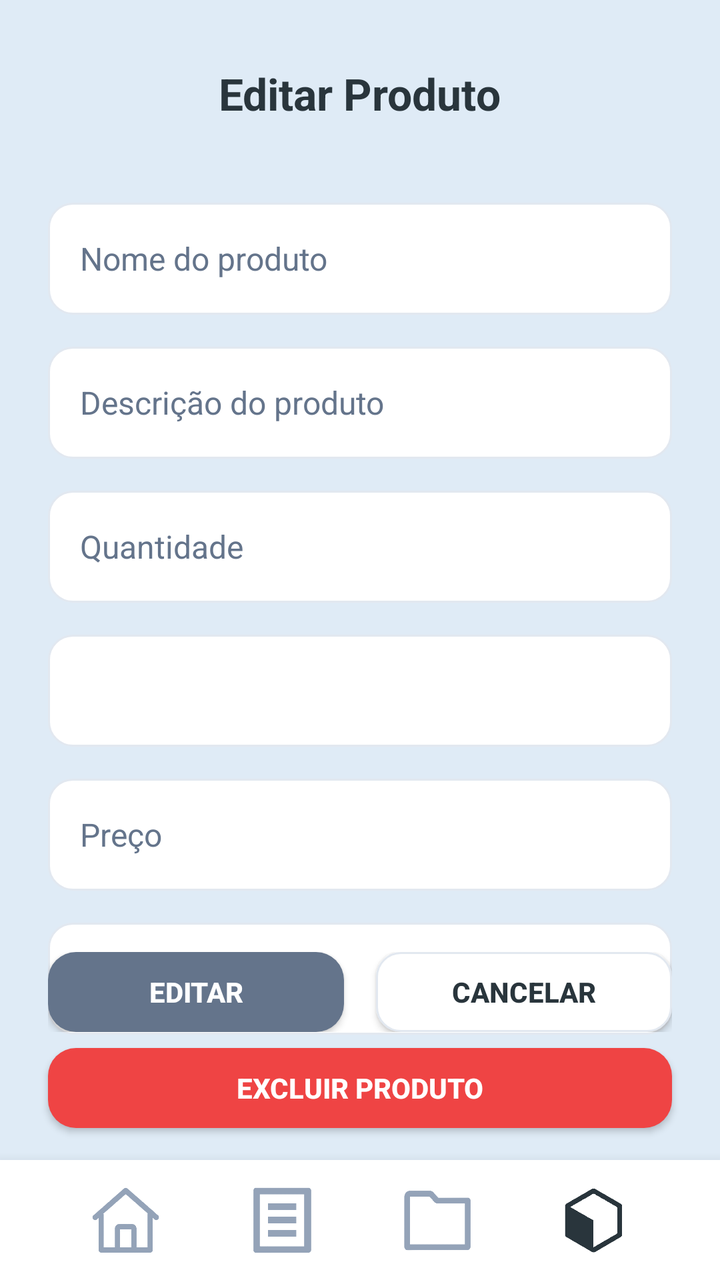
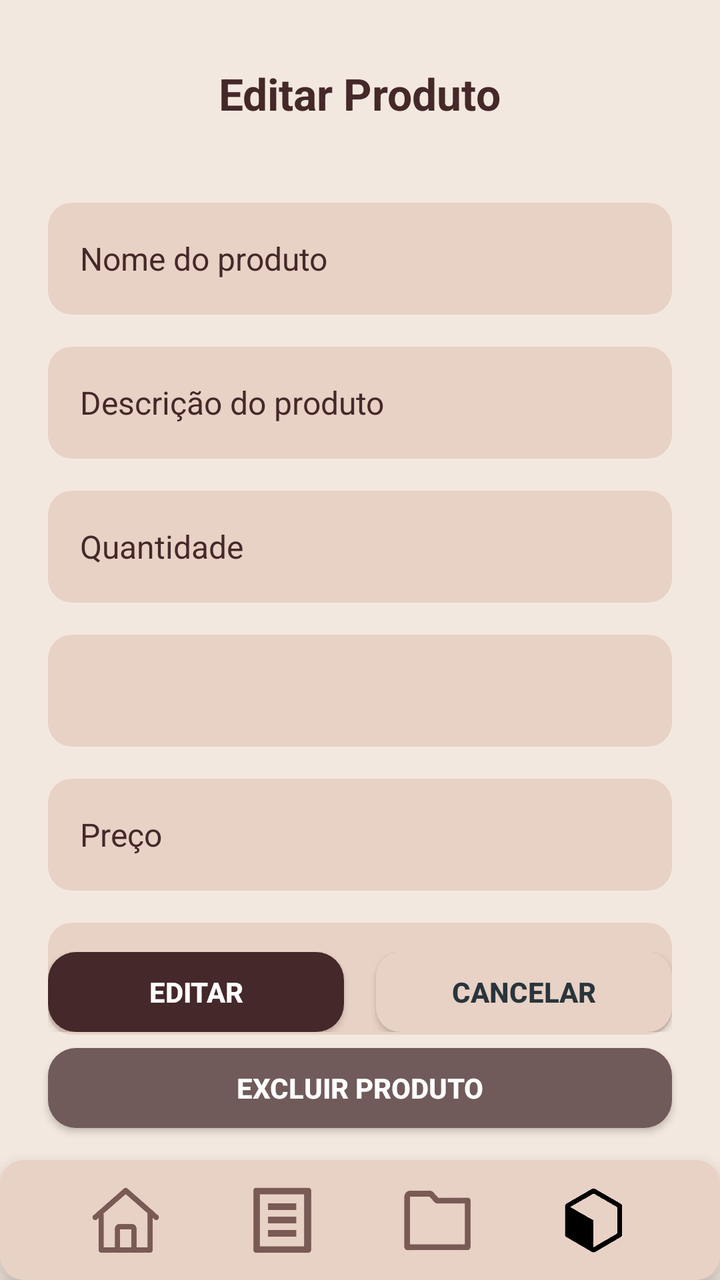

An Android layout rendered at two revisions. The XML below is the earlier revision; the diff shows what the commit changed to produce the second picture.
<!-- AndroidManifest.xml: application theme Theme.ListaCompras -->
<!-- res/layout/activity_produtos_editar.xml -->
<?xml version="1.0" encoding="utf-8"?>
<RelativeLayout xmlns:android="http://schemas.android.com/apk/res/android"
    xmlns:app="http://schemas.android.com/apk/res-auto"
    android:id="@+id/main"
    android:layout_width="match_parent"
    android:layout_height="match_parent"
    android:background="#DFEBF6">

    
    <TextView
        android:id="@+id/txtTituloEditarProduto"
        android:layout_width="wrap_content"
        android:layout_height="wrap_content"
        android:text="Editar Produto"
        android:textSize="22sp"
        android:textStyle="bold"
        android:textColor="#29353C"
        android:layout_centerHorizontal="true"
        android:layout_marginTop="32dp" />

    
    <LinearLayout
        android:id="@+id/containerCamposProduto"
        android:layout_width="match_parent"
        android:layout_height="wrap_content"
        android:layout_below="@id/txtTituloEditarProduto"
        android:orientation="vertical"
        android:paddingHorizontal="24dp"
        android:paddingTop="40dp">

        
        <EditText
            android:id="@+id/edtNomeProdutoEd"
            android:layout_width="match_parent"
            android:layout_height="56dp"
            android:hint="Nome do produto"
            android:background="@drawable/card_secundario"
            android:padding="16dp"
            android:textColor="#29353C"
            android:textColorHint="#64748B"
            android:textSize="16sp" />

        <Space
            android:layout_width="0dp"
            android:layout_height="16dp" />

        
        <EditText
            android:id="@+id/edtDescricaoProdutoEd"
            android:layout_width="match_parent"
            android:layout_height="56dp"
            android:hint="Descrição do produto"
            android:background="@drawable/card_secundario"
            android:padding="16dp"
            android:textColor="#29353C"
            android:textColorHint="#64748B"
            android:textSize="16sp" />

        <Space
            android:layout_width="0dp"
            android:layout_height="16dp" />

        
        <EditText
            android:id="@+id/edtQuantidadeProdutoEd"
            android:layout_width="match_parent"
            android:layout_height="56dp"
            android:hint="Quantidade"
            android:inputType="number"
            android:background="@drawable/card_secundario"
            android:padding="16dp"
            android:textColor="#29353C"
            android:textColorHint="#64748B"
            android:textSize="16sp" />

        <Space
            android:layout_width="0dp"
            android:layout_height="16dp" />

        
        <Spinner
            android:id="@+id/spinnerUnidadeProdutoEd"
            android:layout_width="match_parent"
            android:layout_height="56dp"
            android:background="@drawable/card_secundario"
            android:padding="16dp"
            android:spinnerMode="dropdown" />

        <Space
            android:layout_width="0dp"
            android:layout_height="16dp" />

        
        <EditText
            android:id="@+id/edtPrecoProdutoEd"
            android:layout_width="match_parent"
            android:layout_height="56dp"
            android:hint="Preço"
            android:inputType="numberDecimal"
            android:background="@drawable/card_secundario"
            android:padding="16dp"
            android:textColor="#29353C"
            android:textColorHint="#64748B"
            android:textSize="16sp" />

        <Space
            android:layout_width="0dp"
            android:layout_height="16dp" />

        
        <Spinner
            android:id="@+id/spinnerCategoriaProduto"
            android:layout_width="match_parent"
            android:layout_height="56dp"
            android:background="@drawable/card_secundario"
            android:padding="16dp"
            android:spinnerMode="dropdown" />

    </LinearLayout>

    
    <LinearLayout
        android:id="@+id/containerBotoesEditarProduto"
        android:layout_width="match_parent"
        android:layout_height="wrap_content"
        android:orientation="horizontal"
        android:gravity="center"
        android:layout_above="@id/btnExcluirProduto"
        android:paddingStart="24dp"
        android:paddingEnd="24dp"
        android:layout_marginBottom="8dp">

        
        <androidx.appcompat.widget.AppCompatButton
            android:id="@+id/btnSalvarEdicaoProduto"
            android:layout_width="0dp"
            android:layout_height="40dp"
            android:layout_weight="1"
            android:text="Editar"
            android:textColor="#FFFFFF"
            android:textStyle="bold"
            android:background="@drawable/card_principal"/>

        <Space
            android:layout_width="16dp"
            android:layout_height="0dp"/>

        
        <androidx.appcompat.widget.AppCompatButton
            android:id="@+id/btnCancelarEdicaoProduto"
            android:layout_width="0dp"
            android:layout_height="40dp"
            android:layout_weight="1"
            android:text="Cancelar"
            android:textStyle="bold"
            android:textColor="#29353C"
            android:background="@drawable/card_secundario"/>
    </LinearLayout>

    
    <androidx.appcompat.widget.AppCompatButton
        android:id="@+id/btnExcluirProduto"
        android:layout_width="match_parent"
        android:layout_height="40dp"
        android:layout_above="@id/footer"
        android:layout_marginHorizontal="24dp"
        android:layout_marginBottom="16dp"
        android:text="Excluir produto"
        android:textStyle="bold"
        android:textColor="#FFFFFF"
        android:background="@drawable/card_excluir"/>

    
    <LinearLayout
        android:id="@+id/footer"
        android:layout_width="match_parent"
        android:layout_height="60dp"
        android:layout_alignParentBottom="true"
        android:background="#FFFFFF"
        android:elevation="10dp"
        android:gravity="center"
        android:orientation="horizontal"
        android:paddingHorizontal="24dp">

        <ImageView
            android:id="@+id/iconHome"
            android:layout_width="36dp"
            android:layout_height="36dp"
            android:layout_weight="1"
            android:src="@drawable/ic_home"
            app:tint="#94A3B8"/>

        <ImageView
            android:id="@+id/iconListas"
            android:layout_width="36dp"
            android:layout_height="36dp"
            android:layout_weight="1"
            android:src="@drawable/ic_lista"
            app:tint="#94A3B8"/>

        <ImageView
            android:id="@+id/iconCategorias"
            android:layout_width="36dp"
            android:layout_height="36dp"
            android:layout_weight="1"
            android:src="@drawable/ic_pasta"
            app:tint="#94A3B8" />

        <ImageView
            android:id="@+id/iconProdutos"
            android:layout_width="36dp"
            android:layout_height="36dp"
            android:layout_weight="1"
            android:src="@drawable/ic_caixa"
            app:tint="#29353C"/>

    </LinearLayout>

</RelativeLayout>
<!-- resources referenced by this layout -->
<resources>
  <!-- drawable card_excluir (drawable) -->
  <?xml version="1.0" encoding="utf-8"?>
  <shape xmlns:android="http://schemas.android.com/apk/res/android">
      <solid android:color="#EF4444"/> 
      <corners android:radius="14dp"/>
  </shape>
  <!-- drawable card_principal (drawable) -->
  <shape xmlns:android="http://schemas.android.com/apk/res/android">
      <solid android:color="#64748B"/>
      <corners android:radius="14dp"/>
  </shape>
  <!-- drawable card_secundario (drawable) -->
  <shape xmlns:android="http://schemas.android.com/apk/res/android">
      <solid android:color="#FFFFFF"/>
      <corners android:radius="12dp"/>
      <stroke android:width="1dp" android:color="#E2E8F0"/>
  </shape>
  <!-- drawable ic_caixa: png bitmap (drawable, 30803 bytes) -->
  <!-- drawable ic_home: png bitmap (drawable, 26750 bytes) -->
  <!-- drawable ic_lista: png bitmap (drawable, 12721 bytes) -->
  <!-- drawable ic_pasta: png bitmap (drawable, 12054 bytes) -->
  <style name="Theme.ListaCompras" parent="Base.Theme.ListaCompras" />
  <style name="Base.Theme.ListaCompras" parent="Theme.Material3.DayNight.NoActionBar">
          
          
      </style>
</resources>

<!-- the commit's change to res/layout/activity_produtos_editar.xml (unified diff, before → after) -->
@@ -4,7 +4,7 @@
     android:id="@+id/main"
     android:layout_width="match_parent"
     android:layout_height="match_parent"
-    android:background="#DFEBF6">
+    android:background="#F3E8DF">
 
     
     <TextView
@@ -14,7 +14,7 @@
         android:text="Editar Produto"
         android:textSize="22sp"
         android:textStyle="bold"
-        android:textColor="#29353C"
+        android:textColor="#452829"
         android:layout_centerHorizontal="true"
         android:layout_marginTop="32dp" />
 
@@ -36,8 +36,8 @@
             android:hint="Nome do produto"
             android:background="@drawable/card_secundario"
             android:padding="16dp"
-            android:textColor="#29353C"
-            android:textColorHint="#64748B"
+            android:textColor="#452829"
+            android:textColorHint="#452829"
             android:textSize="16sp" />
 
         <Space
@@ -52,8 +52,8 @@
             android:hint="Descrição do produto"
             android:background="@drawable/card_secundario"
             android:padding="16dp"
-            android:textColor="#29353C"
-            android:textColorHint="#64748B"
+            android:textColor="#452829"
+            android:textColorHint="#452829"
             android:textSize="16sp" />
 
         <Space
@@ -69,8 +69,8 @@
             android:inputType="number"
             android:background="@drawable/card_secundario"
             android:padding="16dp"
-            android:textColor="#29353C"
-            android:textColorHint="#64748B"
+            android:textColor="#452829"
+            android:textColorHint="#452829"
             android:textSize="16sp" />
 
         <Space
@@ -99,8 +99,8 @@
             android:inputType="numberDecimal"
             android:background="@drawable/card_secundario"
             android:padding="16dp"
-            android:textColor="#29353C"
-            android:textColorHint="#64748B"
+            android:textColor="#452829"
+            android:textColorHint="#452829"
             android:textSize="16sp" />
 
         <Space
@@ -176,7 +176,7 @@
         android:layout_width="match_parent"
         android:layout_height="60dp"
         android:layout_alignParentBottom="true"
-        android:background="#FFFFFF"
+        android:background="@drawable/card_secundario"
         android:elevation="10dp"
         android:gravity="center"
         android:orientation="horizontal"
@@ -188,7 +188,7 @@
             android:layout_height="36dp"
             android:layout_weight="1"
             android:src="@drawable/ic_home"
-            app:tint="#94A3B8"/>
+            app:tint="#7A5A54"/>
 
         <ImageView
             android:id="@+id/iconListas"
@@ -196,7 +196,7 @@
             android:layout_height="36dp"
             android:layout_weight="1"
             android:src="@drawable/ic_lista"
-            app:tint="#94A3B8"/>
+            app:tint="#7A5A54"/>
 
         <ImageView
             android:id="@+id/iconCategorias"
@@ -204,7 +204,7 @@
             android:layout_height="36dp"
             android:layout_weight="1"
             android:src="@drawable/ic_pasta"
-            app:tint="#94A3B8" />
+            app:tint="#7A5A54"/>
 
         <ImageView
             android:id="@+id/iconProdutos"
@@ -212,8 +212,7 @@
             android:layout_height="36dp"
             android:layout_weight="1"
             android:src="@drawable/ic_caixa"
-            app:tint="#29353C"/>
-
+            app:tint="#000000"/>
     </LinearLayout>
 
 </RelativeLayout>
<!-- resource entries referenced after the edit -->
@@ -3,19 +3,18 @@
   <!-- drawable card_excluir (drawable) -->
   <?xml version="1.0" encoding="utf-8"?>
   <shape xmlns:android="http://schemas.android.com/apk/res/android">
-      <solid android:color="#EF4444"/> 
+      <solid android:color="#715A5A"/>
       <corners android:radius="14dp"/>
   </shape>
   <!-- drawable card_principal (drawable) -->
   <shape xmlns:android="http://schemas.android.com/apk/res/android">
-      <solid android:color="#64748B"/>
+      <solid android:color="#452829"/>
       <corners android:radius="14dp"/>
   </shape>
   <!-- drawable card_secundario (drawable) -->
   <shape xmlns:android="http://schemas.android.com/apk/res/android">
-      <solid android:color="#FFFFFF"/>
-      <corners android:radius="12dp"/>
-      <stroke android:width="1dp" android:color="#E2E8F0"/>
+      <solid android:color="#E8D1C5"/>
+      <corners android:radius="12dp"/>/>
   </shape>
   <!-- drawable ic_caixa: png bitmap (drawable, 30803 bytes) -->
   <!-- drawable ic_home: png bitmap (drawable, 26750 bytes) -->
